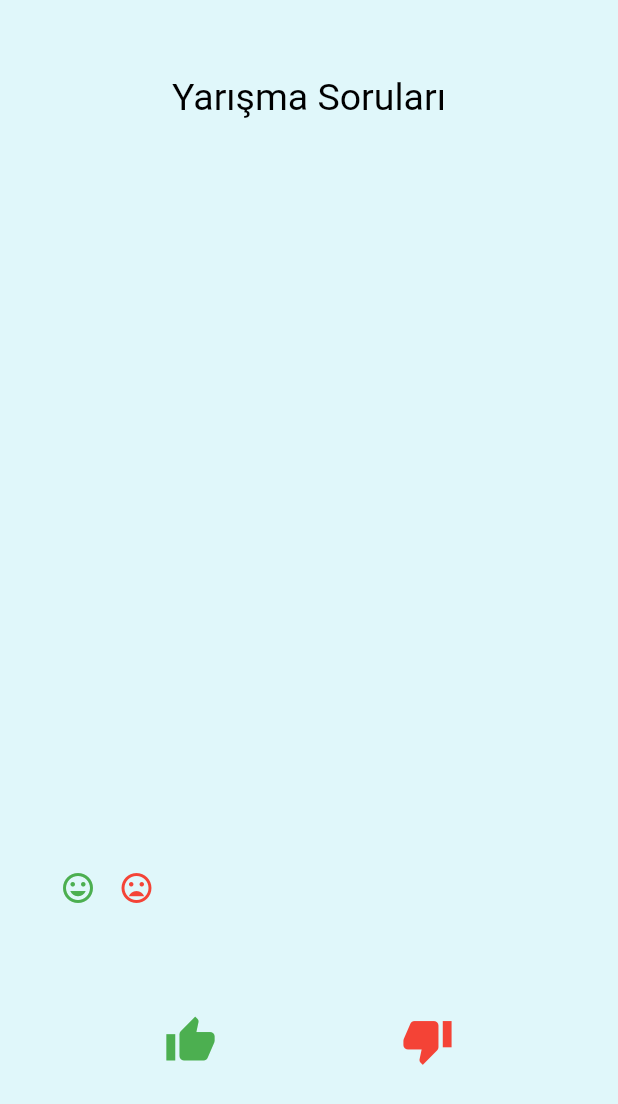
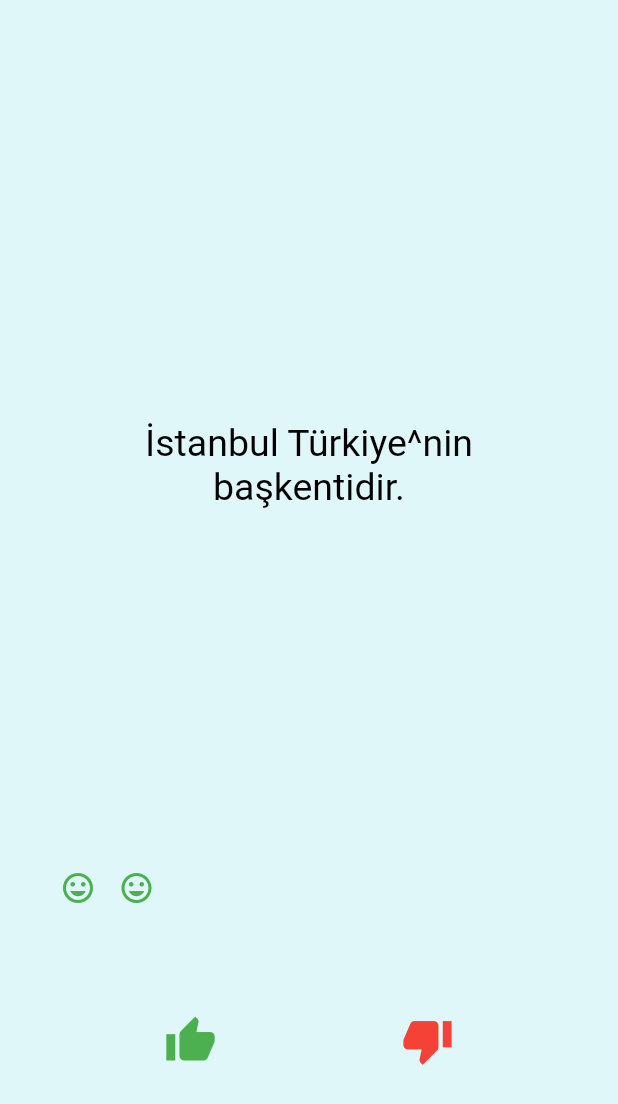
Before and after one commit to EmranDenizz/quizshow, a Flutter app: the screen it shows after launch, after a tap on the "thumb up" icon, after a tap on the "thumb down" icon, on a phone screen of 412 x 824 dp. Shown: the top 1104 px of the screen. Run offline on Flutter 3.47's test engine with Material 2 defaults, Android fonts, the phone set to English and light mode, and no system bars.

Commit message:
the application has been developed and updated

```diff
--- a/lib/main.dart
+++ b/lib/main.dart
@@ -33,7 +33,14 @@ class QuestionPage extends StatefulWidget {
 }
 
 class _QuestionPageState extends State<QuestionPage> {
+  int soruSayac = 0;
   List<Widget> secimler = [];
+  List<Soru> soruBankasi = [
+    Soru(soruMetni: 'Deniz atlarının erkeği doğurur', soruYanit: true),
+    Soru(soruMetni: 'Cristiano Ronalda Portekizlidir.', soruYanit: true),
+    Soru(soruMetni: 'İstanbul Türkiye^nin başkentidir.', soruYanit: false),
+    Soru(soruMetni: 'Asya bir ülkedir.', soruYanit: false)
+  ];
 
   @override
   Widget build(BuildContext context) {
@@ -45,12 +52,14 @@ class _QuestionPageState extends State<QuestionPage> {
           flex: 3,
           child: Padding(
             padding: EdgeInsets.all(10),
+            child: Center(
               child: Text(
-              'Yarışma Soruları',
+                soruBankasi[soruSayac].soruMetni,
                 textAlign: TextAlign.center,
                 style: TextStyle(
                   fontSize: 25,
                   color: Colors.black,
+                ),
               ),
             ),
           ),
@@ -80,7 +89,11 @@ class _QuestionPageState extends State<QuestionPage> {
                       ),
                       onPressed: () {
                         setState(() {
-                          secimler.add(kDogruIconu);
+                          soruBankasi[soruSayac].soruYanit ==
+                                  true //ternary operatör
+                              ? secimler.add(kDogruIconu)
+                              : secimler.add(kYanlisIconu);
+                          soruSayac++;
                         });
                       },
                     ),
@@ -99,8 +112,14 @@ class _QuestionPageState extends State<QuestionPage> {
                         ),
                       ),
                       onPressed: () {
+                        bool dogruButonu = soruBankasi[soruSayac].soruYanit;
                         setState(() {
+                          if (dogruButonu == true) {
+                            secimler.add(kDogruIconu);
+                          } else {
                             secimler.add(kYanlisIconu);
+                          }
+                          soruSayac++;
                         });
                       },
                     ),
@@ -114,3 +133,10 @@ class _QuestionPageState extends State<QuestionPage> {
     );
   }
 }
+
+class Soru {
+  String soruMetni;
+  bool soruYanit;
+
+  Soru({required this.soruMetni, required this.soruYanit});
+}
```
Lines whose indentation alone changed are shown as unchanged.
